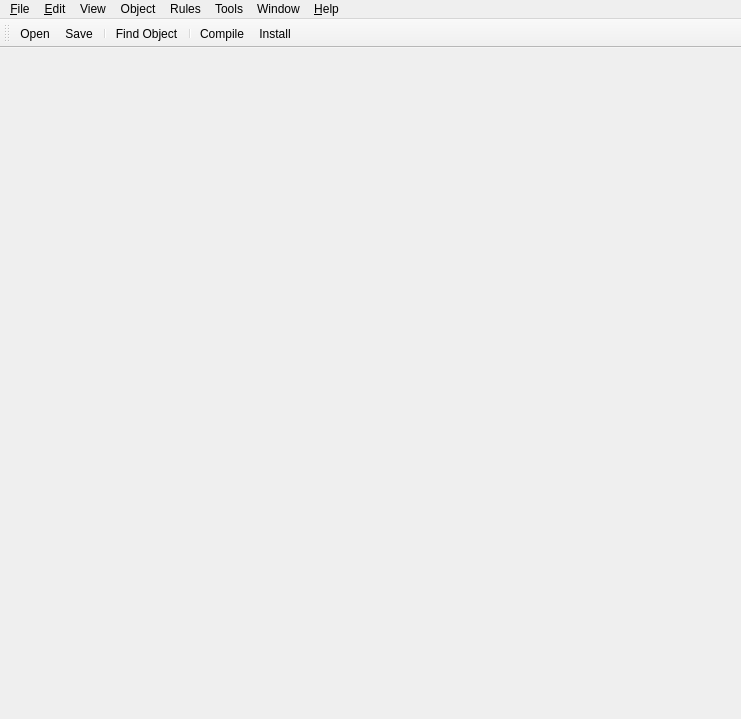
Before: the Qt Designer form src/gui/FWBMainWindow_q.ui in fwbuilder/fwbuilder, drawn with Qt 5.
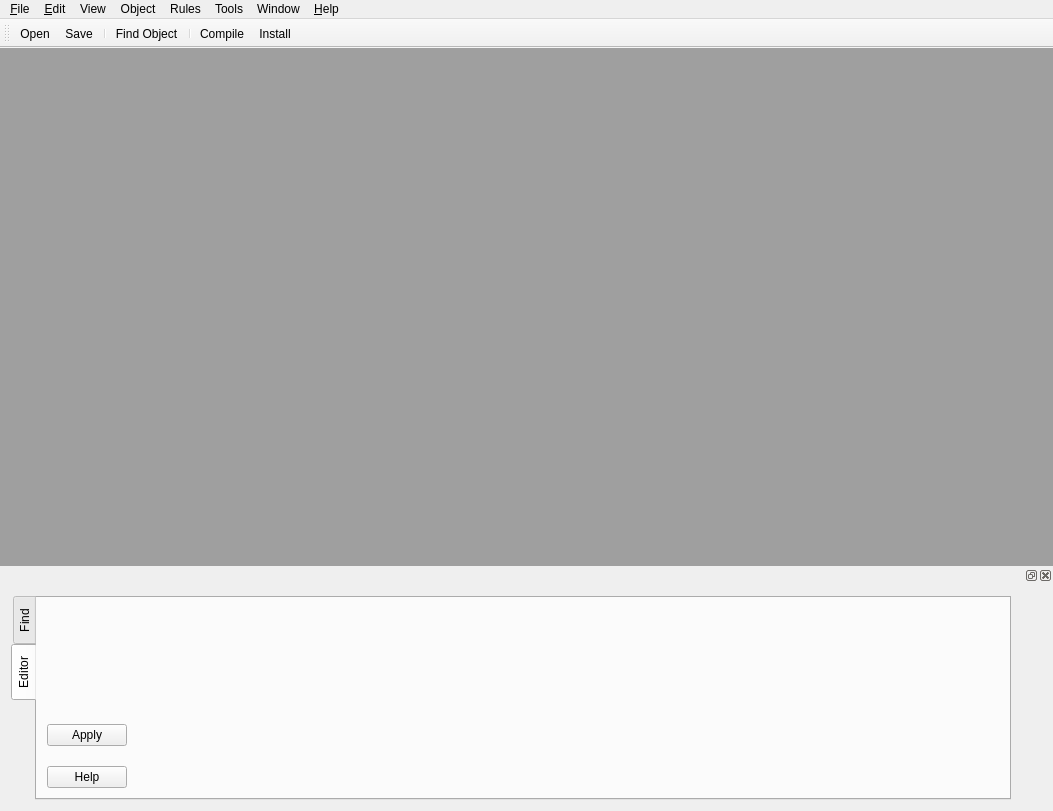
After: the same form once the commit is applied. Icons and pictures are not drawn. Custom widgets are drawn as their Qt base class.

Commit message: editor panel docked into the main window rather than ProjectPanel

Diff of the .ui file:
```diff
--- a/src/gui/FWBMainWindow_q.ui
+++ b/src/gui/FWBMainWindow_q.ui
@@ -5,12 +5,12 @@
   <property name="enabled">
    <bool>true</bool>
   </property>
-  <property name="geometry">
+  <property name="geometry" >
    <rect>
     <x>0</x>
     <y>0</y>
-    <width>741</width>
-    <height>719</height>
+    <width>1053</width>
+    <height>811</height>
    </rect>
   </property>
   <property name="sizePolicy">
@@ -32,14 +32,262 @@
    <iconset resource="MainRes.qrc">
     <normaloff>:/Images/fwbuilder3.png</normaloff>:/Images/fwbuilder3.png</iconset>
   </property>
-  <widget class="QWidget" name="widget">
-   <layout class="QGridLayout">
-    <property name="margin">
+  <widget class="QWidget" name="widget" >
+   <layout class="QGridLayout" name="gridLayout" >
+    <property name="verticalSpacing" >
      <number>0</number>
     </property>
-    <property name="spacing">
+    <property name="margin" >
      <number>0</number>
     </property>
+    <item row="0" column="0" >
+     <widget class="QMdiArea" name="m_space" />
+    </item>
+    <item row="1" column="0" >
+     <widget class="ObjectEditorDockWidget" name="editorDockWidget" >
+      <property name="sizePolicy" >
+       <sizepolicy vsizetype="Fixed" hsizetype="Preferred" >
+        <horstretch>0</horstretch>
+        <verstretch>0</verstretch>
+       </sizepolicy>
+      </property>
+      <property name="allowedAreas" >
+       <set>Qt::BottomDockWidgetArea</set>
+      </property>
+      <widget class="QWidget" name="dockWidgetContents" >
+       <layout class="QGridLayout" name="gridLayout_4" >
+        <item row="0" column="0" >
+         <widget class="QScrollArea" name="scrollArea" >
+          <property name="sizePolicy" >
+           <sizepolicy vsizetype="Expanding" hsizetype="MinimumExpanding" >
+            <horstretch>0</horstretch>
+            <verstretch>0</verstretch>
+           </sizepolicy>
+          </property>
+          <property name="minimumSize" >
+           <size>
+            <width>1020</width>
+            <height>0</height>
+           </size>
+          </property>
+          <property name="frameShape" >
+           <enum>QFrame::NoFrame</enum>
+          </property>
+          <property name="verticalScrollBarPolicy" >
+           <enum>Qt::ScrollBarAlwaysOff</enum>
+          </property>
+          <property name="widgetResizable" >
+           <bool>true</bool>
+          </property>
+          <widget class="QWidget" name="scrollAreaWidgetContents" >
+           <property name="geometry" >
+            <rect>
+             <x>0</x>
+             <y>0</y>
+             <width>1029</width>
+             <height>204</height>
+            </rect>
+           </property>
+           <layout class="QGridLayout" name="gridLayout_3" >
+            <property name="margin" >
+             <number>0</number>
+            </property>
+            <item row="0" column="0" >
+             <widget class="QTabWidget" name="editorPanelTabWidget" >
+              <property name="sizePolicy" >
+               <sizepolicy vsizetype="Preferred" hsizetype="Fixed" >
+                <horstretch>0</horstretch>
+                <verstretch>0</verstretch>
+               </sizepolicy>
+              </property>
+              <property name="minimumSize" >
+               <size>
+                <width>1000</width>
+                <height>0</height>
+               </size>
+              </property>
+              <property name="maximumSize" >
+               <size>
+                <width>1000</width>
+                <height>1000</height>
+               </size>
+              </property>
+              <property name="tabPosition" >
+               <enum>QTabWidget::West</enum>
+              </property>
+              <property name="currentIndex" >
+               <number>1</number>
+              </property>
+              <widget class="QWidget" name="tab_find" >
+               <attribute name="title" >
+                <string>Find</string>
+               </attribute>
+               <layout class="QGridLayout" name="gridLayout_2" >
+                <item row="0" column="0" >
+                 <widget class="QFrame" name="auxiliaryPanel" >
+                  <property name="sizePolicy" >
+                   <sizepolicy vsizetype="Minimum" hsizetype="Minimum" >
+                    <horstretch>0</horstretch>
+                    <verstretch>0</verstretch>
+                   </sizepolicy>
+                  </property>
+                  <property name="minimumSize" >
+                   <size>
+                    <width>0</width>
+                    <height>160</height>
+                   </size>
+                  </property>
+                  <property name="maximumSize" >
+                   <size>
+                    <width>32767</width>
+                    <height>32767</height>
+                   </size>
+                  </property>
+                  <property name="frameShape" >
+                   <enum>QFrame::NoFrame</enum>
+                  </property>
+                  <property name="frameShadow" >
+                   <enum>QFrame::Plain</enum>
+                  </property>
+                  <layout class="QHBoxLayout" name="_3" >
+                   <property name="spacing" >
+                    <number>0</number>
+                   </property>
+                   <property name="margin" >
+                    <number>11</number>
+                   </property>
+                  </layout>
+                 </widget>
+                </item>
+               </layout>
+              </widget>
+              <widget class="QWidget" name="tab_editor" >
+               <attribute name="title" >
+                <string>Editor</string>
+               </attribute>
+               <layout class="QGridLayout" name="gridLayout_5" >
+                <property name="margin" >
+                 <number>0</number>
+                </property>
+                <item row="0" column="0" >
+                 <layout class="QVBoxLayout" name="verticalLayout" >
+                  <property name="spacing" >
+                   <number>20</number>
+                  </property>
+                  <property name="leftMargin" >
+                   <number>10</number>
+                  </property>
+                  <property name="bottomMargin" >
+                   <number>10</number>
+                  </property>
+                  <item>
+                   <spacer name="verticalSpacer" >
+                    <property name="orientation" >
+                     <enum>Qt::Vertical</enum>
+                    </property>
+                    <property name="sizeHint" stdset="0" >
+                     <size>
+                      <width>63</width>
+                      <height>28</height>
+                     </size>
+                    </property>
+                   </spacer>
+                  </item>
+                  <item>
+                   <widget class="QPushButton" name="applyObjectEditorButton" >
+                    <property name="sizePolicy" >
+                     <sizepolicy vsizetype="Fixed" hsizetype="Fixed" >
+                      <horstretch>0</horstretch>
+                      <verstretch>0</verstretch>
+                     </sizepolicy>
+                    </property>
+                    <property name="minimumSize" >
+                     <size>
+                      <width>0</width>
+                      <height>0</height>
+                     </size>
+                    </property>
+                    <property name="text" >
+                     <string>Apply</string>
+                    </property>
+                   </widget>
+                  </item>
+                  <item>
+                   <widget class="QPushButton" name="helpObjectEditorButton" >
+                    <property name="text" >
+                     <string>Help</string>
+                    </property>
+                   </widget>
+                  </item>
+                 </layout>
+                </item>
+                <item row="0" column="1" >
+                 <widget class="QStackedWidget" name="objectEditorStack" >
+                  <property name="sizePolicy" >
+                   <sizepolicy vsizetype="Preferred" hsizetype="Preferred" >
+                    <horstretch>0</horstretch>
+                    <verstretch>0</verstretch>
+                   </sizepolicy>
+                  </property>
+                  <property name="minimumSize" >
+                   <size>
+                    <width>200</width>
+                    <height>200</height>
+                   </size>
+                  </property>
+                  <property name="maximumSize" >
+                   <size>
+                    <width>16777215</width>
+                    <height>1677721</height>
+                   </size>
+                  </property>
+                  <property name="focusPolicy" >
+                   <enum>Qt::StrongFocus</enum>
+                  </property>
+                  <property name="frameShape" >
+                   <enum>QFrame::NoFrame</enum>
+                  </property>
+                  <widget class="QWidget" name="WStackPage" >
+                   <property name="sizePolicy" >
+                    <sizepolicy vsizetype="Minimum" hsizetype="Preferred" >
+                     <horstretch>0</horstretch>
+                     <verstretch>0</verstretch>
+                    </sizepolicy>
+                   </property>
+                   <property name="maximumSize" >
+                    <size>
+                     <width>16777215</width>
+                     <height>250</height>
+                    </size>
+                   </property>
+                  </widget>
+                 </widget>
+                </item>
+               </layout>
+              </widget>
+             </widget>
+            </item>
+            <item row="0" column="1" >
+             <spacer name="horizontalSpacer" >
+              <property name="orientation" >
+               <enum>Qt::Horizontal</enum>
+              </property>
+              <property name="sizeHint" stdset="0" >
+               <size>
+                <width>16</width>
+                <height>20</height>
+               </size>
+              </property>
+             </spacer>
+            </item>
+           </layout>
+          </widget>
+         </widget>
+        </item>
+       </layout>
+      </widget>
+     </widget>
+    </item>
    </layout>
   </widget>
   <widget class="QToolBar" name="toolBar">
@@ -52,25 +300,25 @@
    <attribute name="toolBarBreak">
     <bool>false</bool>
    </attribute>
-   <addaction name="toolbarFileOpen"/>
-   <addaction name="toolbarFileSave"/>
-   <addaction name="separator"/>
-   <addaction name="findAction"/>
-   <addaction name="separator"/>
-   <addaction name="compileAction"/>
-   <addaction name="installAction"/>
+   <addaction name="toolbarFileOpen" />
+   <addaction name="toolbarFileSave" />
+   <addaction name="separator" />
+   <addaction name="findAction" />
+   <addaction name="separator" />
+   <addaction name="compileAction" />
+   <addaction name="installAction" />
   </widget>
-  <widget class="QMenuBar" name="MenuBar">
-   <property name="geometry">
+  <widget class="QMenuBar" name="MenuBar" >
+   <property name="geometry" >
     <rect>
      <x>0</x>
      <y>0</y>
-     <width>741</width>
-     <height>25</height>
+     <width>1053</width>
+     <height>22</height>
     </rect>
    </property>
-   <widget class="QMenu" name="editMenu">
-    <property name="title">
+   <widget class="QMenu" name="editMenu" >
+    <property name="title" >
      <string>&amp;Edit</string>
     </property>
     <addaction name="editUndoAction"/>
@@ -84,8 +332,8 @@
     <addaction name="separator"/>
     <addaction name="editPrefsAction"/>
    </widget>
-   <widget class="QMenu" name="ObjectMenu">
-    <property name="title">
+   <widget class="QMenu" name="ObjectMenu" >
+    <property name="title" >
      <string>Object</string>
     </property>
     <addaction name="newObjectAction"/>
@@ -94,15 +342,15 @@
     <addaction name="ObjectLockAction"/>
     <addaction name="ObjectUnlockAction"/>
    </widget>
-   <widget class="QMenu" name="toolsMenu">
-    <property name="title">
+   <widget class="QMenu" name="toolsMenu" >
+    <property name="title" >
      <string>Tools</string>
     </property>
     <addaction name="fileCompareAction"/>
     <addaction name="DiscoveryDruidAction"/>
    </widget>
-   <widget class="QMenu" name="helpMenu">
-    <property name="title">
+   <widget class="QMenu" name="helpMenu" >
+    <property name="title" >
      <string>&amp;Help</string>
     </property>
     <addaction name="helpAboutAction"/>
@@ -110,8 +358,8 @@
     <addaction name="helpAction"/>
     <addaction name="release_Notes_Action"/>
    </widget>
-   <widget class="QMenu" name="RulesMenu">
-    <property name="title">
+   <widget class="QMenu" name="RulesMenu" >
+    <property name="title" >
      <string>Rules</string>
     </property>
     <addaction name="insertRuleAction"/>
@@ -127,8 +375,8 @@
     <addaction name="compileAction"/>
     <addaction name="installAction"/>
    </widget>
-   <widget class="QMenu" name="fileMenu">
-    <property name="title">
+   <widget class="QMenu" name="fileMenu" >
+    <property name="title" >
      <string>&amp;File</string>
     </property>
     <widget class="QMenu" name="menuOpen_Recent">
@@ -158,27 +406,27 @@
     <addaction name="separator"/>
     <addaction name="fileExitAction"/>
    </widget>
-   <widget class="QMenu" name="menuWindow">
-    <property name="title">
+   <widget class="QMenu" name="menuWindow" >
+    <property name="title" >
      <string>Window</string>
     </property>
    </widget>
-   <widget class="QMenu" name="viewMenu">
-    <property name="title">
+   <widget class="QMenu" name="viewMenu" >
+    <property name="title" >
      <string>View</string>
     </property>
     <addaction name="actionObject_Tree"/>
     <addaction name="actionRules"/>
     <addaction name="actionEditor_panel"/>
    </widget>
-   <addaction name="fileMenu"/>
-   <addaction name="editMenu"/>
-   <addaction name="viewMenu"/>
-   <addaction name="ObjectMenu"/>
-   <addaction name="RulesMenu"/>
-   <addaction name="toolsMenu"/>
-   <addaction name="menuWindow"/>
-   <addaction name="helpMenu"/>
+   <addaction name="fileMenu" />
+   <addaction name="editMenu" />
+   <addaction name="viewMenu" />
+   <addaction name="ObjectMenu" />
+   <addaction name="RulesMenu" />
+   <addaction name="toolsMenu" />
+   <addaction name="menuWindow" />
+   <addaction name="helpMenu" />
   </widget>
   <action name="fileNewAction">
    <property name="enabled">
@@ -771,7 +1019,15 @@
    </property>
   </action>
  </widget>
- <layoutdefault spacing="0" margin="11"/>
+ <layoutdefault spacing="0" margin="11" />
+ <customwidgets>
+  <customwidget>
+   <class>ObjectEditorDockWidget</class>
+   <extends>QDockWidget</extends>
+   <header location="global" >ObjectEditorDockWidget.h</header>
+   <container>1</container>
+  </customwidget>
+ </customwidgets>
  <resources>
   <include location="MainRes.qrc"/>
  </resources>
```
Left out of the diff: 792 changed lines with no effect on the pictures. The commit also changes 91 other files.
